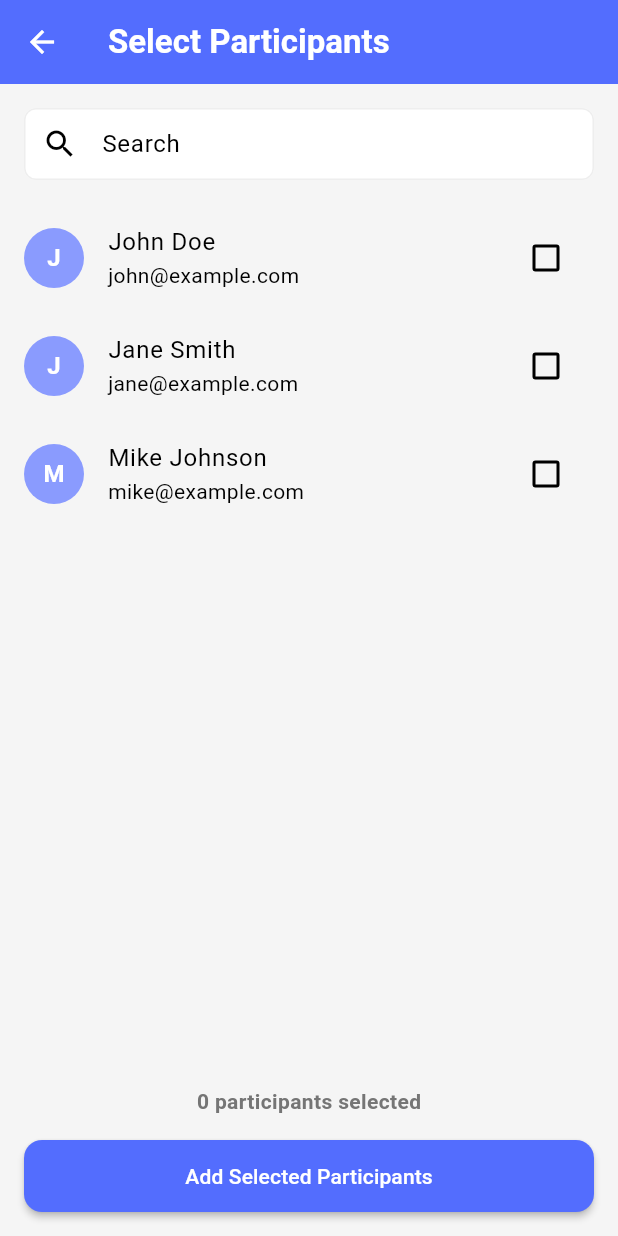
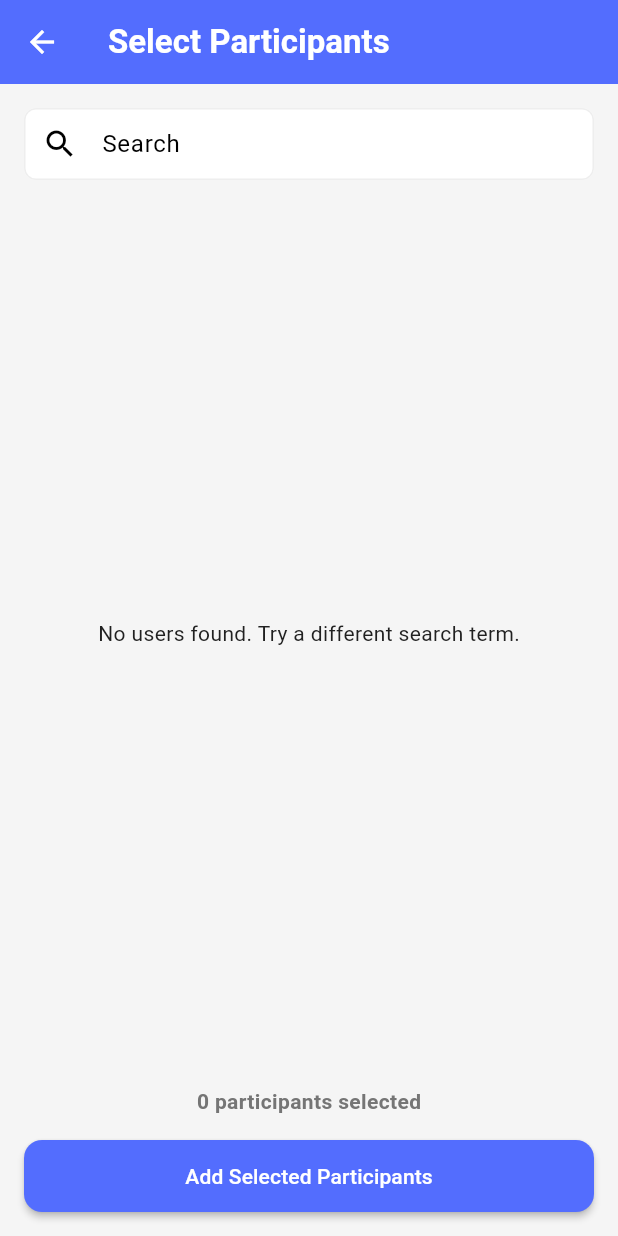
Before and after one commit to javakanaya/how-much-do-i-owe-you, a Flutter app: the ParticipantSelectionScreen screen opened directly, on a phone screen of 412 x 824 dp. Run offline on Flutter 3.47's test engine with Material 3 defaults, Android fonts, the phone set to English and light mode, and no system bars; our stand-ins replace cloud_firestore, firebase_auth, firebase_core, firebase_storage, flutter_riverpod, image_picker and 1 more; accounts and stored records are empty; generated files the repository leaves out were written again; network calls fail; Roboto replaces fonts that are missing (Poppins).

Commit message:
feat: get participant from firestore

```diff
--- a/lib/repositories/user_repository.dart
+++ b/lib/repositories/user_repository.dart
@@ -56,6 +56,35 @@ class UserRepository {
     }
   }
 
+  // Get users with optional search query and exclusion
+  Future<List<UserModel>> getUsers(String query, {String? excludeUserId}) async {
+    try {
+      final List<UserModel> users;
+
+      if (query.isEmpty) {
+        // Get all users (limited to a reasonable number)
+        final snapshot =
+            await _firestore.collection(AppConstants.usersCollection).limit(20).get();
+
+        users = snapshot.docs.map((doc) => UserModel.fromFirestore(doc)).toList();
+      } else {
+        // Search for users by name or email
+        users = await searchUsers(query);
+      }
+
+      // Exclude specific user if requested
+      if (excludeUserId != null) {
+        users.removeWhere((user) => user.id == excludeUserId);
+      }
+
+      return users;
+    } catch (e) {
+      // Log error and rethrow
+      rethrow;
+    }
+  }
+
+  // Search users by name or email
   Future<List<UserModel>> searchUsers(String query) async {
     try {
       final queryLowerCase = query.toLowerCase();
--- a/lib/ui/screens/transaction/participant_selection_screen.dart
+++ b/lib/ui/screens/transaction/participant_selection_screen.dart
@@ -2,6 +2,9 @@ import 'package:flutter/material.dart';
 import 'package:flutter_riverpod/flutter_riverpod.dart';
 import 'package:how_much_do_i_owe_you/config/app_theme.dart';
 import 'package:how_much_do_i_owe_you/models/user_model.dart';
+import 'package:how_much_do_i_owe_you/providers/auth_provider.dart';
+import 'package:how_much_do_i_owe_you/providers/user_provider.dart';
+import 'package:how_much_do_i_owe_you/repositories/user_repository.dart';
 import 'package:how_much_do_i_owe_you/ui/widgets/custom_button.dart';
 import 'package:how_much_do_i_owe_you/ui/widgets/custom_input_field.dart';
 
@@ -16,11 +19,54 @@ class ParticipantSelectionScreen extends ConsumerStatefulWidget {
 class _ParticipantSelectionScreenState extends ConsumerState<ParticipantSelectionScreen> {
   final TextEditingController _searchController = TextEditingController();
   final List<UserModel> _selectedUsers = [];
+  List<UserModel> _searchResults = [];
+  bool _isLoading = false;
+  String _errorMessage = '';
+
+  @override
+  void initState() {
+    super.initState();
+    // Initial search with empty string to load some users
+    _performSearch('');
+  }
 
   @override
   void dispose() {
     _searchController.dispose();
     super.dispose();
+  }
+
+  Future<void> _performSearch(String query) async {
+    setState(() {
+      _isLoading = true;
+      _errorMessage = '';
+    });
+
+    try {
+      final repository = ref.read(userRepositoryProvider);
+      final currentUser = ref.read(currentUserProvider);
+
+      if (currentUser == null) {
+        setState(() {
+          _errorMessage = 'You must be logged in to search for users';
+          _isLoading = false;
+        });
+        return;
+      }
+
+      // Get users from repository (now both empty query and search query are handled by repository)
+      final users = await repository.getUsers(query, excludeUserId: currentUser.uid);
+
+      setState(() {
+        _searchResults = users;
+        _isLoading = false;
+      });
+    } catch (e) {
+      setState(() {
+        _errorMessage = 'Error searching users: $e';
+        _isLoading = false;
+      });
+    }
   }
 
   void _toggleUserSelection(UserModel user) {
@@ -35,49 +81,6 @@ class _ParticipantSelectionScreenState extends ConsumerState<ParticipantSelectio
 
   @override
   Widget build(BuildContext context) {
-    // In a real app, this would fetch users from a repository
-    // For this example, we'll use a mock list
-    final mockUsers = [
-      UserModel(
-        id: 'user1',
-        email: 'john@example.com',
-        displayName: 'John Doe',
-        createdAt: DateTime.now(),
-        lastActive: DateTime.now(),
-      ),
-      UserModel(
-        id: 'user2',
-        email: 'jane@example.com',
-        displayName: 'Jane Smith',
-        createdAt: DateTime.now(),
-        lastActive: DateTime.now(),
-      ),
-      UserModel(
-        id: 'user3',
-        email: 'mike@example.com',
-        displayName: 'Mike Johnson',
-        createdAt: DateTime.now(),
-        lastActive: DateTime.now(),
-      ),
-      // Add more mock users as needed
-    ];
-
-    // Filter users based on search query
-    final filteredUsers =
-        _searchController.text.isEmpty
-            ? mockUsers
-            : mockUsers
-                .where(
-                  (user) =>
-                      user.displayName.toLowerCase().contains(
-                        _searchController.text.toLowerCase(),
-                      ) ||
-                      user.email.toLowerCase().contains(
-                        _searchController.text.toLowerCase(),
-                      ),
-                )
-                .toList();
-
     return Scaffold(
       appBar: AppBar(title: const Text('Select Participants')),
       body: SafeArea(
@@ -91,24 +94,49 @@ class _ParticipantSelectionScreenState extends ConsumerState<ParticipantSelectio
                 hintText: 'Search by name or email',
                 prefixIcon: Icons.search,
                 onChanged: (value) {
-                  setState(() {
-                    // This will trigger a rebuild with filtered users
+                  // Debounce search to avoid too many Firestore queries
+                  Future.delayed(const Duration(milliseconds: 500), () {
+                    if (value == _searchController.text) {
+                      _performSearch(value);
+                    }
                   });
                 },
               ),
             ),
+            if (_errorMessage.isNotEmpty)
+              Padding(
+                padding: const EdgeInsets.symmetric(horizontal: 16.0),
+                child: Text(
+                  _errorMessage,
+                  style: const TextStyle(color: Colors.red, fontWeight: FontWeight.bold),
+                ),
+              ),
             Expanded(
-              child: ListView.builder(
-                itemCount: filteredUsers.length,
+              child:
+                  _isLoading
+                      ? const Center(child: CircularProgressIndicator())
+                      : _searchResults.isEmpty
+                      ? const Center(
+                        child: Text('No users found. Try a different search term.'),
+                      )
+                      : ListView.builder(
+                        itemCount: _searchResults.length,
                         itemBuilder: (context, index) {
-                  final user = filteredUsers[index];
+                          final user = _searchResults[index];
                           final isSelected = _selectedUsers.any((u) => u.id == user.id);
 
                           return ListTile(
-                    leading: CircleAvatar(
+                            leading:
+                                user.photoURL != null
+                                    ? CircleAvatar(
+                                      backgroundImage: NetworkImage(user.photoURL!),
+                                    )
+                                    : CircleAvatar(
                                       backgroundColor: AppTheme.primaryLightColor,
                                       child: Text(
-                        user.displayName[0].toUpperCase(),
+                                        user.displayName.isNotEmpty
+                                            ? user.displayName[0].toUpperCase()
+                                            : '?',
                                         style: const TextStyle(color: Colors.white),
                                       ),
                                     ),
@@ -138,7 +166,10 @@ class _ParticipantSelectionScreenState extends ConsumerState<ParticipantSelectio
                   const SizedBox(height: 16),
                   PrimaryButton(
                     text: 'Add Selected Participants',
-                    onPressed: () {
+                    onPressed:
+                        _selectedUsers.isEmpty
+                            ? () {}
+                            : () {
                               Navigator.pop(context, _selectedUsers);
                             },
                   ),
```
Lines whose indentation alone changed are shown as unchanged.
